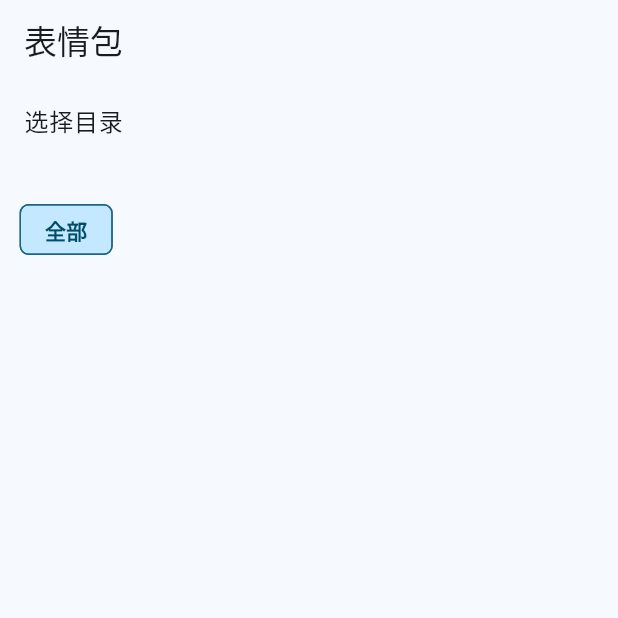
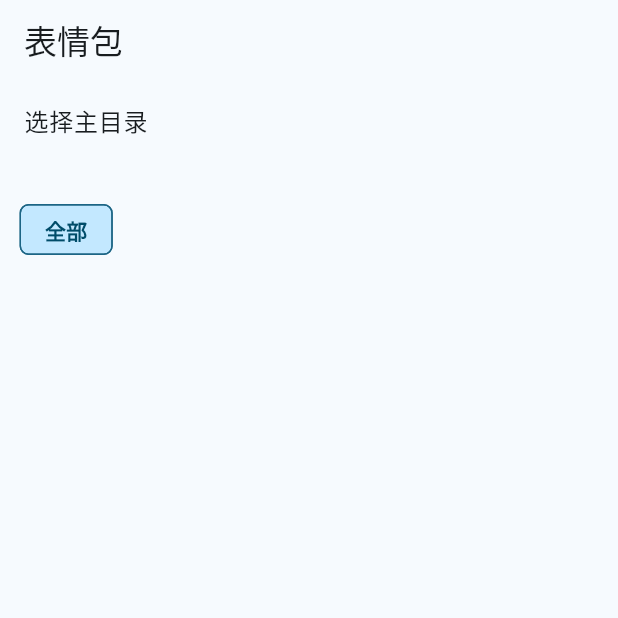
Before and after one commit to linyi102/emoji-room, a Flutter app: the screen it shows after launch, on a phone screen of 412 x 824 dp, the top half of it. Run offline on Flutter 3.47's test engine with Material 2 defaults, Android fonts, the light colour scheme and no system bars; our stand-ins replace bot_toast, file_picker, flutter_riverpod, hive, permission_handler, riverpod_annotation and 1 more; missing offline and left inert: pasteboard; accounts and stored records are empty; generated files the repository leaves out were written again.

Commit message:
feat: add maindir emoji tag

```diff
--- a/lib/features/emoji_dir/views/emoji_dir_tile.dart
+++ b/lib/features/emoji_dir/views/emoji_dir_tile.dart
@@ -10,7 +10,7 @@ class EmojiDirTile extends ConsumerWidget {
   Widget build(BuildContext context, WidgetRef ref) {
     final dirPath = ref.watch(emojiDirPathProvider);
     return ListTile(
-      title: const Text('选择目录'),
+      title: const Text('选择主目录'),
       subtitle: Text(dirPath ?? '未选择'),
       onTap: ref.read(emojiServiceProvider).pickEmojiDir,
     );
--- a/lib/features/emoji_grid/data/emoji_repository.dart
+++ b/lib/features/emoji_grid/data/emoji_repository.dart
@@ -17,7 +17,8 @@ class EmojiRepository {
   Future<List<Emoji>> fetchEmojis() async {
     const qqDirPath = '/storage/emulated/0/tencent/QQ_Favorite/';
     List<Emoji> emojis = [
-      ...await _fetchDirEmojis(mainDirPath),
+      ...await _fetchDirEmojis(mainDirPath)
+        ..forEach((e) => e.tags.add('主目录')),
       ...(await _fetchDirEmojis(qqDirPath, mustBeImageSuffix: false))
         ..forEach((e) => e.tags.add('QQ'))
     ];
```
